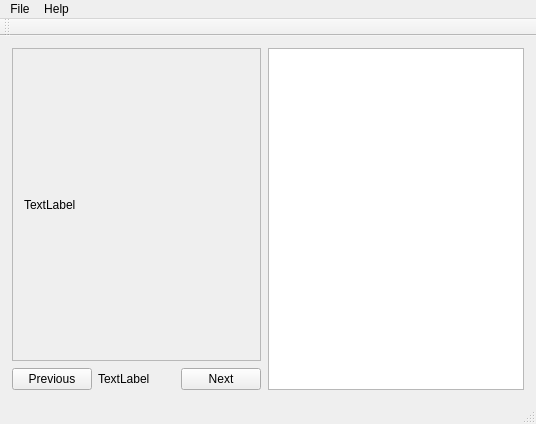
Old version of the form BioFaceReco2/BioFaceReco2/biofacereco2.ui in the repository nagyistoce/biometric-face-recognition.
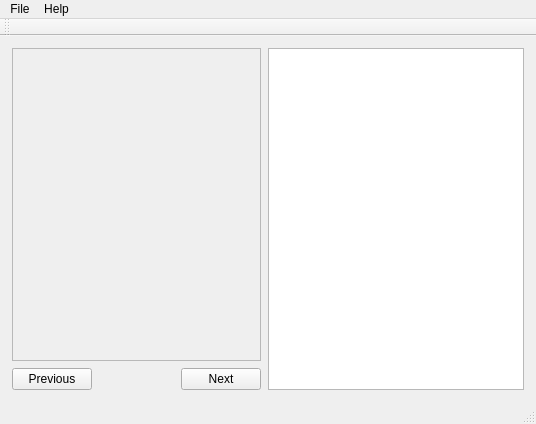
New version of the form.

What changed in the file:
```diff
--- a/BioFaceReco2/BioFaceReco2/biofacereco2.ui
+++ b/BioFaceReco2/BioFaceReco2/biofacereco2.ui
@@ -55,7 +55,7 @@
             <item row="0" column="0">
              <widget class="QLabel" name="label">
               <property name="text">
-               <string>TextLabel</string>
+               <string/>
               </property>
              </widget>
             </item>
@@ -88,13 +88,48 @@
             </property>
            </widget>
           </item>
+          <item>
+           <spacer name="horizontalSpacer_2">
+            <property name="orientation">
+             <enum>Qt::Horizontal</enum>
+            </property>
+            <property name="sizeType">
+             <enum>QSizePolicy::Minimum</enum>
+            </property>
+            <property name="sizeHint" stdset="0">
+             <size>
+              <width>1</width>
+              <height>1</height>
+             </size>
+            </property>
+           </spacer>
+          </item>
           <item>
            <widget class="QLabel" name="imageLabel">
             <property name="text">
-             <string>TextLabel</string>
+             <string/>
+            </property>
+            <property name="alignment">
+             <set>Qt::AlignCenter</set>
             </property>
            </widget>
           </item>
+          <item>
+           <spacer name="horizontalSpacer_3">
+            <property name="orientation">
+             <enum>Qt::Horizontal</enum>
+            </property>
+            <property name="sizeType">
+             <enum>QSizePolicy::Minimum</enum>
+            </property>
+            <property name="sizeHint" stdset="0">
+             <size>
+              <width>1</width>
+              <height>1</height>
+             </size>
+            </property>
+           </spacer>
+          </item>
           <item>
            <widget class="QPushButton" name="nextImageBtn">
             <property name="text">
```
